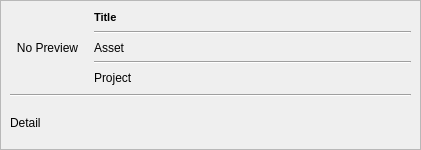
iceanimations/customui, file ui/item.ui: the form before one commit.
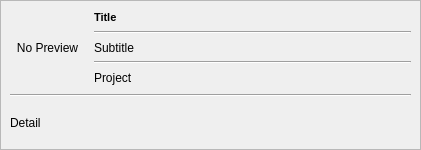
The form after the commit.

Commit message: assetName, projectName for Item class changed to subTitle and thirdTitle respectively

Diff of the .ui file:
```diff
--- a/ui/item.ui
+++ b/ui/item.ui
@@ -124,7 +124,7 @@
           </sizepolicy>
          </property>
          <property name="text">
-          <string>Asset</string>
+          <string>Subtitle</string>
          </property>
         </widget>
        </item>
```
Left out of the diff: 2 changed lines with no effect on the pictures. The commit also changes 1 other file.
